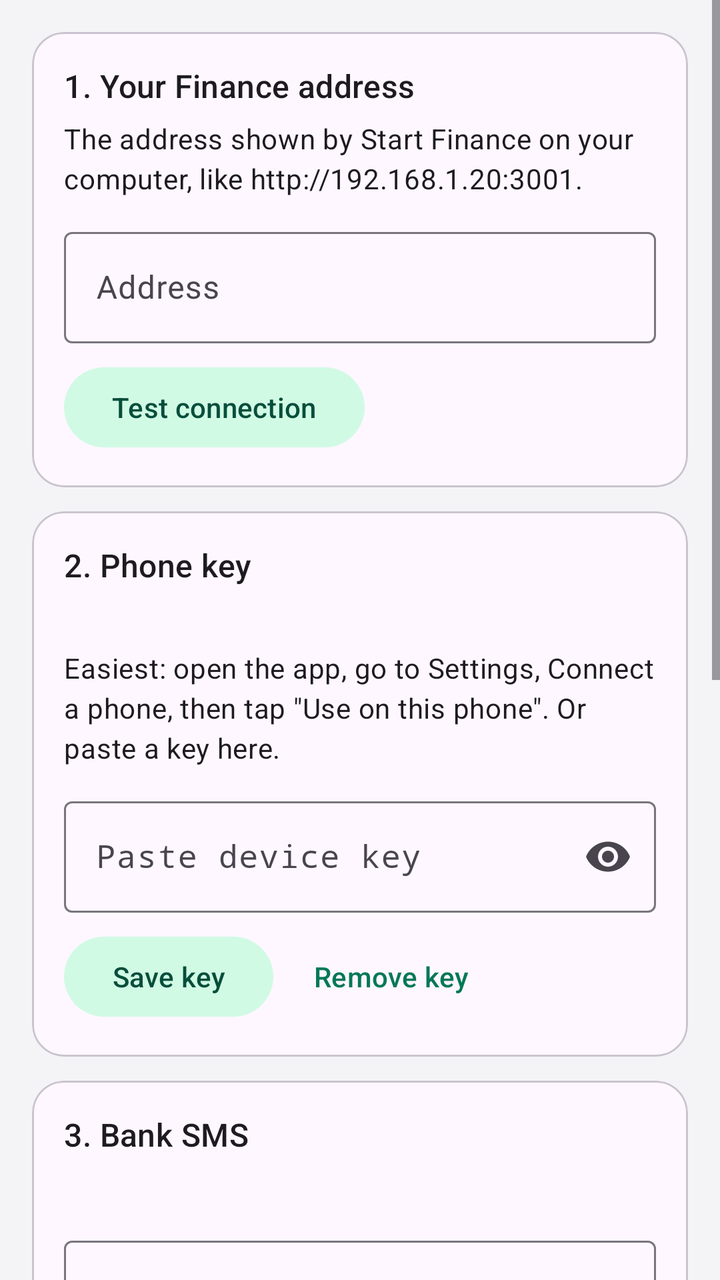
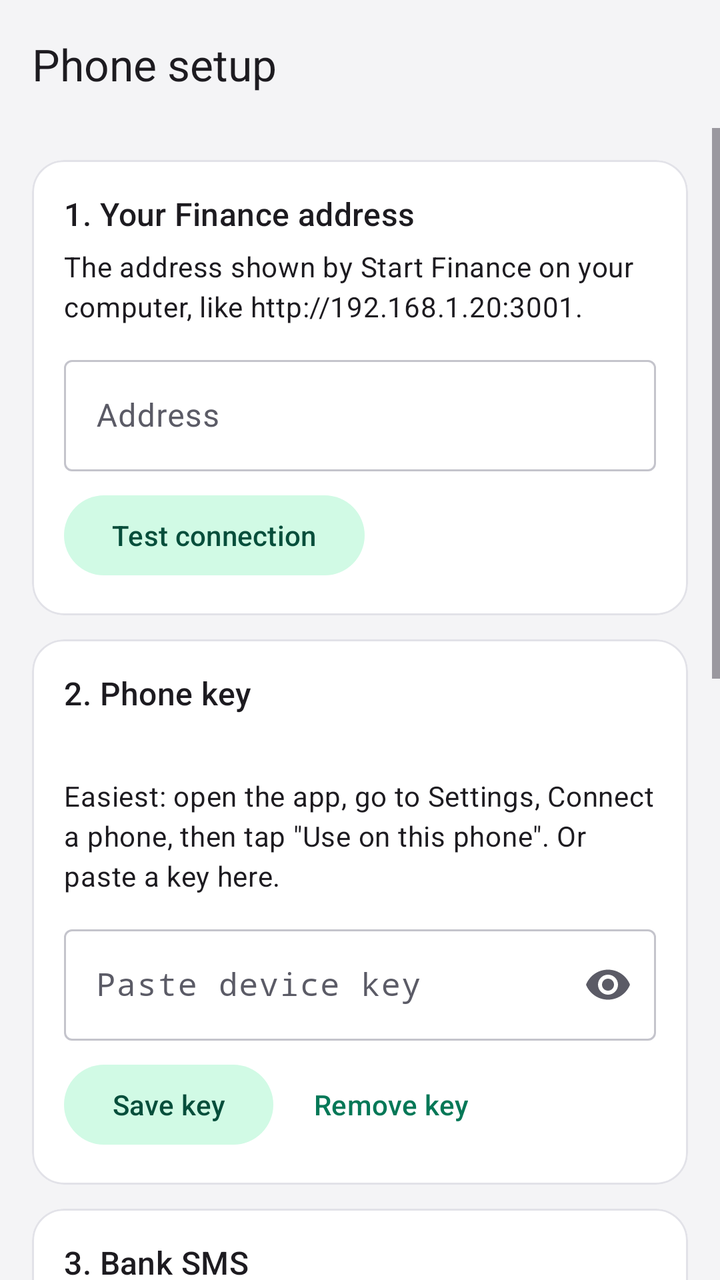

Compare the two renders of this Android layout. The source of the first and the diff that turns it into the second are given below.
<!-- AndroidManifest.xml: application theme Theme.Finance -->
<!-- res/layout/activity_setup.xml -->
<?xml version="1.0" encoding="utf-8"?>
<ScrollView xmlns:android="http://schemas.android.com/apk/res/android"
    xmlns:app="http://schemas.android.com/apk/res-auto"
    android:id="@+id/setup_root"
    android:layout_width="match_parent"
    android:layout_height="match_parent"
    android:fillViewport="true">

    <LinearLayout
        android:layout_width="match_parent"
        android:layout_height="wrap_content"
        android:orientation="vertical"
        android:padding="16dp">

        
        <com.google.android.material.card.MaterialCardView style="@style/SetupCard">

            <LinearLayout style="@style/SetupCardBody">

                <TextView style="@style/SetupHeading" android:text="@string/server_heading" />

                <TextView style="@style/SetupText" android:text="@string/server_help" />

                <com.google.android.material.textfield.TextInputLayout
                    android:id="@+id/server_layout"
                    style="@style/Widget.Material3.TextInputLayout.OutlinedBox"
                    android:layout_width="match_parent"
                    android:layout_height="wrap_content"
                    android:layout_marginTop="12dp"
                    android:hint="@string/server_hint">

                    <com.google.android.material.textfield.TextInputEditText
                        android:id="@+id/server"
                        android:layout_width="match_parent"
                        android:layout_height="wrap_content"
                        android:inputType="textUri" />
                </com.google.android.material.textfield.TextInputLayout>

                <Button
                    android:id="@+id/test_server"
                    style="@style/Widget.Material3.Button.TonalButton"
                    android:layout_width="wrap_content"
                    android:layout_height="wrap_content"
                    android:layout_marginTop="8dp"
                    android:text="@string/server_test" />
            </LinearLayout>
        </com.google.android.material.card.MaterialCardView>

        
        <com.google.android.material.card.MaterialCardView style="@style/SetupCard">

            <LinearLayout style="@style/SetupCardBody">

                <TextView style="@style/SetupHeading" android:text="@string/key_heading" />

                <TextView
                    android:id="@+id/key_status"
                    style="@style/SetupText"
                    android:textStyle="bold" />

                <TextView style="@style/SetupText" android:text="@string/key_help" />

                <com.google.android.material.textfield.TextInputLayout
                    style="@style/Widget.Material3.TextInputLayout.OutlinedBox"
                    android:layout_width="match_parent"
                    android:layout_height="wrap_content"
                    android:layout_marginTop="12dp"
                    android:hint="@string/key_hint"
                    app:endIconMode="password_toggle">

                    <com.google.android.material.textfield.TextInputEditText
                        android:id="@+id/key"
                        android:layout_width="match_parent"
                        android:layout_height="wrap_content"
                        android:fontFamily="monospace"
                        android:importantForAutofill="no"
                        android:inputType="textPassword|textNoSuggestions" />
                </com.google.android.material.textfield.TextInputLayout>

                <LinearLayout
                    android:layout_width="match_parent"
                    android:layout_height="wrap_content"
                    android:layout_marginTop="8dp"
                    android:orientation="horizontal">

                    <Button
                        android:id="@+id/save_key"
                        style="@style/Widget.Material3.Button.TonalButton"
                        android:layout_width="wrap_content"
                        android:layout_height="wrap_content"
                        android:text="@string/key_save" />

                    <Button
                        android:id="@+id/remove_key"
                        style="@style/Widget.Material3.Button.TextButton"
                        android:layout_width="wrap_content"
                        android:layout_height="wrap_content"
                        android:layout_marginStart="8dp"
                        android:text="@string/key_remove" />
                </LinearLayout>
            </LinearLayout>
        </com.google.android.material.card.MaterialCardView>

        
        <com.google.android.material.card.MaterialCardView style="@style/SetupCard">

            <LinearLayout style="@style/SetupCardBody">

                <TextView style="@style/SetupHeading" android:text="@string/sms_heading" />

                <TextView
                    android:id="@+id/sms_status"
                    style="@style/SetupText"
                    android:textStyle="bold" />

                <com.google.android.material.textfield.TextInputLayout
                    style="@style/Widget.Material3.TextInputLayout.OutlinedBox"
                    android:layout_width="match_parent"
                    android:layout_height="wrap_content"
                    android:layout_marginTop="12dp"
                    android:hint="@string/senders_hint"
                    app:helperText="@string/senders_help">

                    <com.google.android.material.textfield.TextInputEditText
                        android:id="@+id/senders"
                        android:layout_width="match_parent"
                        android:layout_height="wrap_content"
                        android:inputType="textNoSuggestions" />
                </com.google.android.material.textfield.TextInputLayout>

                <Button
                    android:id="@+id/allow_sms"
                    style="@style/Widget.Material3.Button"
                    android:layout_width="wrap_content"
                    android:layout_height="wrap_content"
                    android:layout_marginTop="8dp"
                    android:text="@string/sms_allow" />

                <LinearLayout
                    android:id="@+id/restricted_help"
                    android:layout_width="match_parent"
                    android:layout_height="wrap_content"
                    android:orientation="vertical">

                    <TextView style="@style/SetupText" android:text="@string/restricted_help" />

                    <Button
                        android:id="@+id/app_settings"
                        style="@style/Widget.Material3.Button.TextButton"
                        android:layout_width="wrap_content"
                        android:layout_height="wrap_content"
                        android:text="@string/open_app_info" />
                </LinearLayout>
            </LinearLayout>
        </com.google.android.material.card.MaterialCardView>

        
        <com.google.android.material.card.MaterialCardView style="@style/SetupCard">

            <LinearLayout style="@style/SetupCardBody">

                <TextView style="@style/SetupHeading" android:text="@string/status_heading" />

                <TextView
                    android:id="@+id/queue_status"
                    style="@style/SetupText" />

                <Button
                    android:id="@+id/send_now"
                    style="@style/Widget.Material3.Button.TonalButton"
                    android:layout_width="wrap_content"
                    android:layout_height="wrap_content"
                    android:layout_marginTop="8dp"
                    android:text="@string/send_now" />

                <Button
                    android:id="@+id/import_inbox"
                    style="@style/Widget.Material3.Button.TextButton"
                    android:layout_width="wrap_content"
                    android:layout_height="wrap_content"
                    android:text="@string/import_inbox" />
            </LinearLayout>
        </com.google.android.material.card.MaterialCardView>

        <Button
            android:id="@+id/done"
            style="@style/Widget.Material3.Button"
            android:layout_width="match_parent"
            android:layout_height="56dp"
            android:layout_marginTop="8dp"
            android:text="@string/done" />
    </LinearLayout>
</ScrollView>
<!-- resources referenced by this layout -->
<resources>
  <string name="done">Save and open Finance</string>
  <string name="import_inbox">Import bank SMS from the last 30 days</string>
  <string name="key_heading">2. Phone key</string>
  <string name="key_help">Easiest: open the app, go to Settings, Connect a phone, then tap \"Use on this phone\". Or paste a key here.</string>
  <string name="key_hint">Paste device key</string>
  <string name="key_remove">Remove key</string>
  <string name="key_save">Save key</string>
  <string name="open_app_info">Open App info</string>
  <string name="restricted_help">If Android says the setting is restricted: open App info, tap the ⋮ menu, choose \"Allow restricted settings\", then come back and tap Allow SMS access again.</string>
  <string name="send_now">Send waiting messages now</string>
  <string name="senders_help">Only SMS from these senders leave your phone. Separate with commas.</string>
  <string name="senders_hint">Bank sender names</string>
  <string name="server_heading">1. Your Finance address</string>
  <string name="server_help">The address shown by Start Finance on your computer, like http://192.168.1.20:3001.</string>
  <string name="server_hint">Address</string>
  <string name="server_test">Test connection</string>
  <string name="sms_allow">Allow SMS access</string>
  <string name="sms_heading">3. Bank SMS</string>
  <string name="status_heading">4. Status</string>
  <style name="SetupCard" parent="Widget.Material3.CardView.Outlined">
          <item name="android:layout_width">match_parent</item>
          <item name="android:layout_height">wrap_content</item>
          <item name="android:layout_marginBottom">12dp</item>
          <item name="cardCornerRadius">16dp</item>
      </style>
  <style name="SetupCardBody">
          <item name="android:layout_width">match_parent</item>
          <item name="android:layout_height">wrap_content</item>
          <item name="android:orientation">vertical</item>
          <item name="android:padding">16dp</item>
      </style>
  <style name="SetupHeading">
          <item name="android:layout_width">match_parent</item>
          <item name="android:layout_height">wrap_content</item>
          <item name="android:textAppearance">?attr/textAppearanceTitleMedium</item>
      </style>
  <style name="SetupText">
          <item name="android:layout_width">match_parent</item>
          <item name="android:layout_height">wrap_content</item>
          <item name="android:layout_marginTop">6dp</item>
          <item name="android:textAppearance">?attr/textAppearanceBodyMedium</item>
      </style>
  <style name="Theme.Finance" parent="Theme.Material3.DayNight">
          <item name="colorPrimary">@color/brand</item>
          <item name="colorOnPrimary">@color/brand_on</item>
          <item name="colorSecondaryContainer">#D1FAE5</item>
          <item name="colorOnSecondaryContainer">#064E3B</item>
          <item name="android:colorBackground">@color/surface_light</item>
      </style>
  <color name="brand">#047857</color>
  <color name="brand_on">#FFFFFF</color>
  <color name="surface_light">#F4F4F6</color>
</resources>

<!-- the commit's change to res/layout/activity_setup.xml (unified diff, before → after) -->
@@ -1,14 +1,30 @@
 <?xml version="1.0" encoding="utf-8"?>
-<ScrollView xmlns:android="http://schemas.android.com/apk/res/android"
+<LinearLayout xmlns:android="http://schemas.android.com/apk/res/android"
     xmlns:app="http://schemas.android.com/apk/res-auto"
     android:id="@+id/setup_root"
     android:layout_width="match_parent"
     android:layout_height="match_parent"
-    android:fillViewport="true">
+    android:background="?android:colorBackground"
+    android:orientation="vertical">
+
+    <com.google.android.material.appbar.MaterialToolbar
+        android:id="@+id/toolbar"
+        android:layout_width="match_parent"
+        android:layout_height="?attr/actionBarSize"
+        android:background="?android:colorBackground"
+        app:title="@string/setup_title" />
+
+    <ScrollView
+        android:layout_width="match_parent"
+        android:layout_height="0dp"
+        android:layout_weight="1"
+        android:fillViewport="true">
 
     <LinearLayout
         android:layout_width="match_parent"
         android:layout_height="wrap_content"
+        android:descendantFocusability="beforeDescendants"
+        android:focusableInTouchMode="true"
         android:orientation="vertical"
         android:padding="16dp">
 
@@ -172,6 +188,14 @@
                     android:layout_height="wrap_content"
                     android:layout_marginTop="8dp"
                     android:text="@string/send_now" />
+
+                <Button
+                    android:id="@+id/retry_skipped"
+                    style="@style/Widget.Material3.Button.TextButton"
+                    android:layout_width="wrap_content"
+                    android:layout_height="wrap_content"
+                    android:text="@string/retry_skipped"
+                    android:visibility="gone" />
 
                 <Button
                     android:id="@+id/import_inbox"
@@ -190,4 +214,5 @@
             android:layout_marginTop="8dp"
             android:text="@string/done" />
     </LinearLayout>
-</ScrollView>
+    </ScrollView>
+</LinearLayout>
<!-- resource entries referenced after the edit -->
@@ -9,6 +9,7 @@
   <string name="key_save">Save key</string>
   <string name="open_app_info">Open App info</string>
   <string name="restricted_help">If Android says the setting is restricted: open App info, tap the ⋮ menu, choose \"Allow restricted settings\", then come back and tap Allow SMS access again.</string>
+  <string name="retry_skipped">Send set-aside messages again</string>
   <string name="send_now">Send waiting messages now</string>
   <string name="senders_help">Only SMS from these senders leave your phone. Separate with commas.</string>
   <string name="senders_hint">Bank sender names</string>
@@ -16,6 +17,7 @@
   <string name="server_help">The address shown by Start Finance on your computer, like http://192.168.1.20:3001.</string>
   <string name="server_hint">Address</string>
   <string name="server_test">Test connection</string>
+  <string name="setup_title">Phone setup</string>
   <string name="sms_allow">Allow SMS access</string>
   <string name="sms_heading">3. Bank SMS</string>
   <string name="status_heading">4. Status</string>
@@ -42,12 +44,24 @@
           <item name="android:layout_marginTop">6dp</item>
           <item name="android:textAppearance">?attr/textAppearanceBodyMedium</item>
       </style>
-  <style name="Theme.Finance" parent="Theme.Material3.DayNight">
+  <style name="Theme.Finance" parent="Theme.Material3.DayNight.NoActionBar">
           <item name="colorPrimary">@color/brand</item>
           <item name="colorOnPrimary">@color/brand_on</item>
           <item name="colorSecondaryContainer">#D1FAE5</item>
           <item name="colorOnSecondaryContainer">#064E3B</item>
           <item name="android:colorBackground">@color/surface_light</item>
+          
+          <item name="colorSurface">#FFFFFF</item>
+          <item name="colorOnSurface">#1A1A1F</item>
+          <item name="colorOnSurfaceVariant">#5B5B66</item>
+          <item name="colorSurfaceVariant">#ECECF0</item>
+          <item name="colorSurfaceContainerLowest">#FFFFFF</item>
+          <item name="colorSurfaceContainerLow">#FFFFFF</item>
+          <item name="colorSurfaceContainer">#F4F4F6</item>
+          <item name="colorSurfaceContainerHigh">#EEEEF1</item>
+          <item name="colorSurfaceContainerHighest">#E8E8EC</item>
+          <item name="colorOutline">#C4C4CC</item>
+          <item name="colorOutlineVariant">#E2E2E8</item>
       </style>
   <color name="brand">#047857</color>
   <color name="brand_on">#FFFFFF</color>
